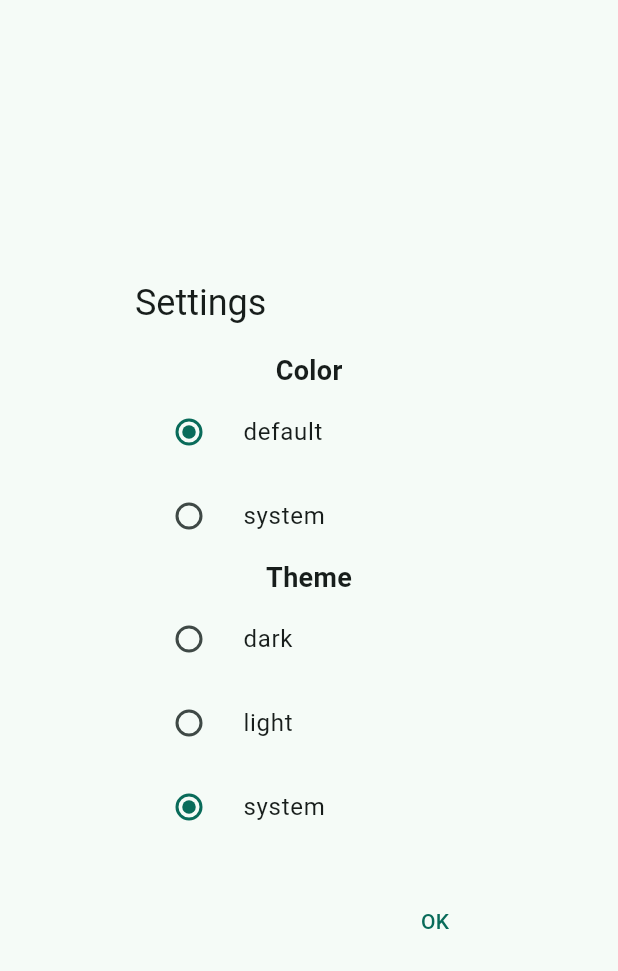
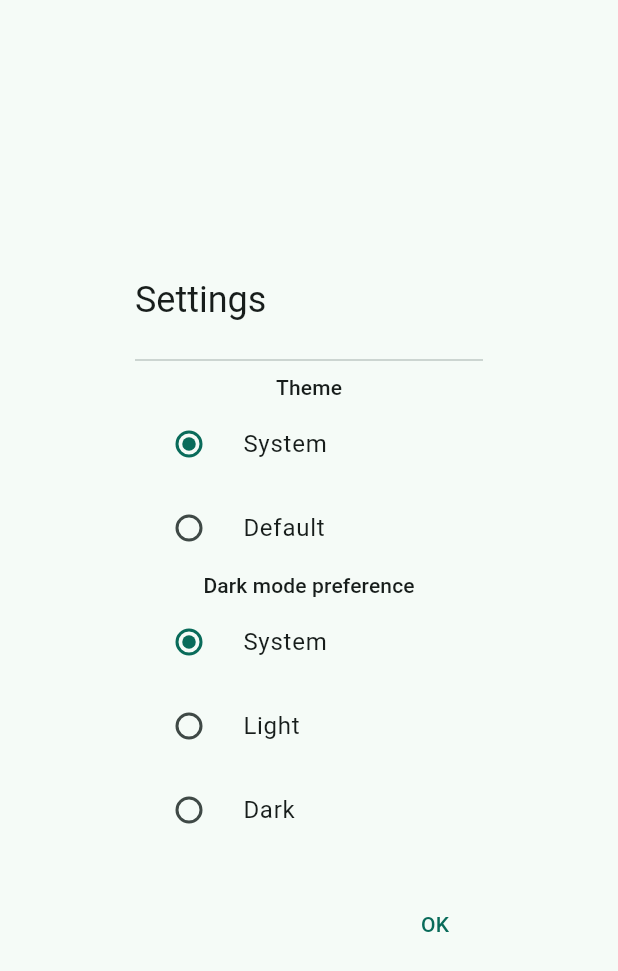
Before and after one commit to plntrAI/plntrAI, a Flutter app: the SettingsDialog widget shown alone on an empty page, opened directly, on a phone screen of 412 x 824 dp. Shown: the top 971 px of the screen. Run offline on Flutter 3.47's test engine with Material 3 defaults, Android fonts, the phone set to English and light mode, and no system bars; our stand-ins replace flutter_markdown, google_generative_ai.

Commit message:
Update appearance

```diff
--- a/lib/screens/home.dart
+++ b/lib/screens/home.dart
@@ -18,10 +18,10 @@ class SettingsDialog extends StatefulWidget {
 }
 
 class _SettingsDialogState extends State<SettingsDialog> {
-  String _color = 'default';
-  String _theme = 'system';
-  final List<String> _colors = ['default', 'system'];
-  final List<String> _themes = ['dark', 'light', 'system'];
+  String _color = 'System';
+  String _theme = 'System';
+  final List<String> _colors = ['System', 'Default'];
+  final List<String> _themes = ['System', 'Light', 'Dark'];
 
   @override
   Widget build(BuildContext context) {
@@ -30,12 +30,10 @@ class _SettingsDialogState extends State<SettingsDialog> {
       content: Column(
         mainAxisSize: MainAxisSize.min,
         children: [
-          const Text(
-            'Color',
-            style: TextStyle(
-              fontSize: 18,
-              fontWeight: FontWeight.bold,
-            ),
+          const Divider(),
+          Text(
+            'Theme',
+            style: Theme.of(context).textTheme.labelLarge,
           ),
           ..._colors.map((String color) {
             return RadioListTile<String>(
@@ -49,12 +47,9 @@ class _SettingsDialogState extends State<SettingsDialog> {
               },
             );
           }),
-          const Text(
-            'Theme',
-            style: TextStyle(
-              fontSize: 18,
-              fontWeight: FontWeight.bold,
-            ),
+          Text(
+            'Dark mode preference',
+            style: Theme.of(context).textTheme.labelLarge,
           ),
           ..._themes.map((String theme) {
             return RadioListTile<String>(
```
